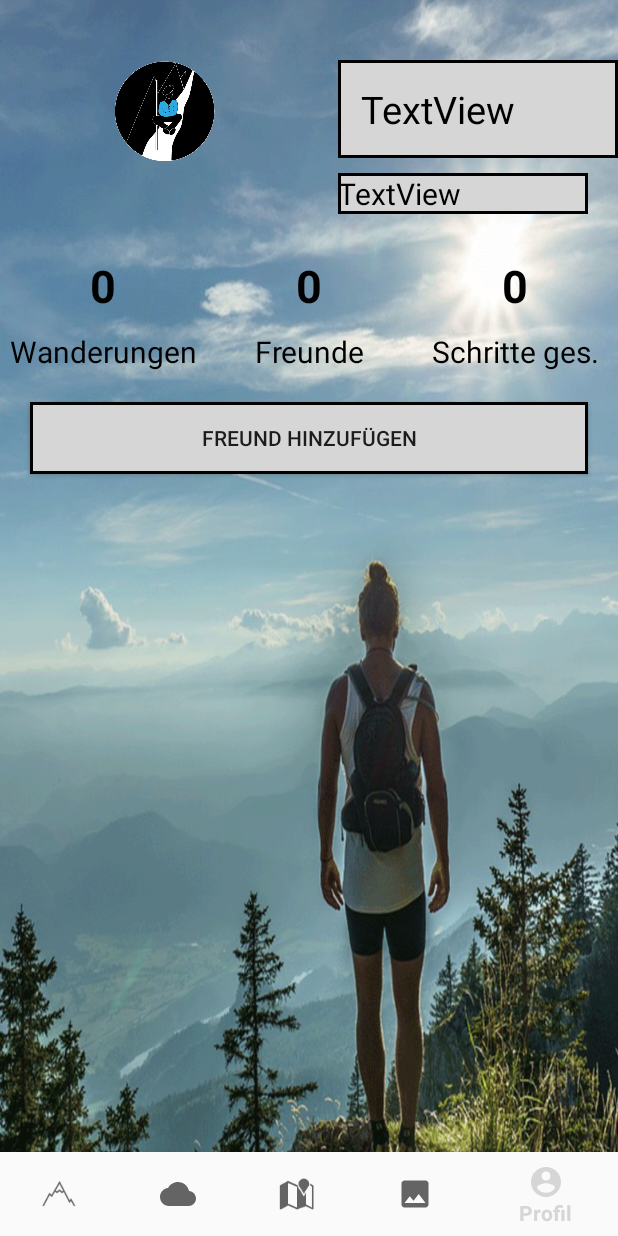
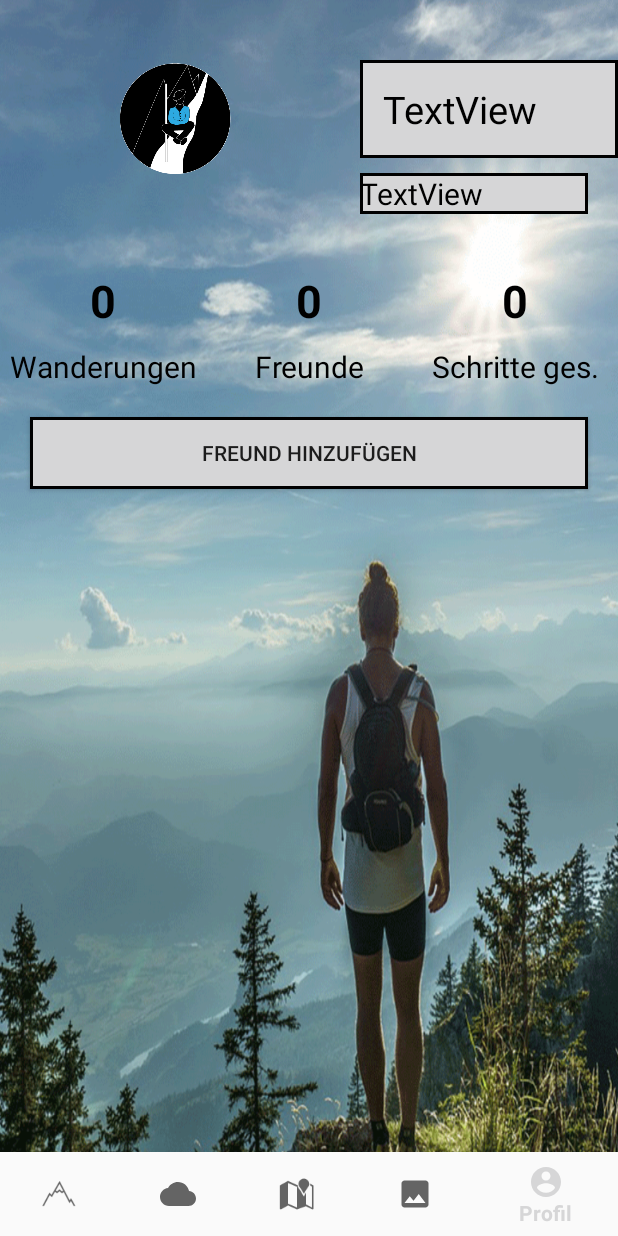
Before and after one commit to schnabeltiere/KungFuWander, an Android app: the screen it shows after launch once a user with an empty profile is signed in (MainActivity), item 5 of the bottom bar chosen, on a phone screen of 412 x 824 dp. Run offline under Robolectric (Android 15) with nearby library versions, the phone set to English and light mode, and no system bars; our stand-ins replace Firebase (no records; nobody signed in at launch, a user with empty details on screens opened directly); libraries missing offline, so code that uses them is left out: com.karumi.dexter; 2 statements that could not run were skipped.

Commit message:
Profile Fragment Adaptions

```diff
--- a/app/src/main/res/layout/fragment_profile.xml
+++ b/app/src/main/res/layout/fragment_profile.xml
@@ -12,8 +12,8 @@
 
         <ImageView
             android:id="@+id/imageViewProfilePicture"
-            android:layout_width="450dp"
-            android:layout_height="150dp"
+            android:layout_width="480dp"
+            android:layout_height="160dp"
             android:layout_weight="1"
             android:padding="30dp"
             app:srcCompat="@drawable/kfw3" />
```
